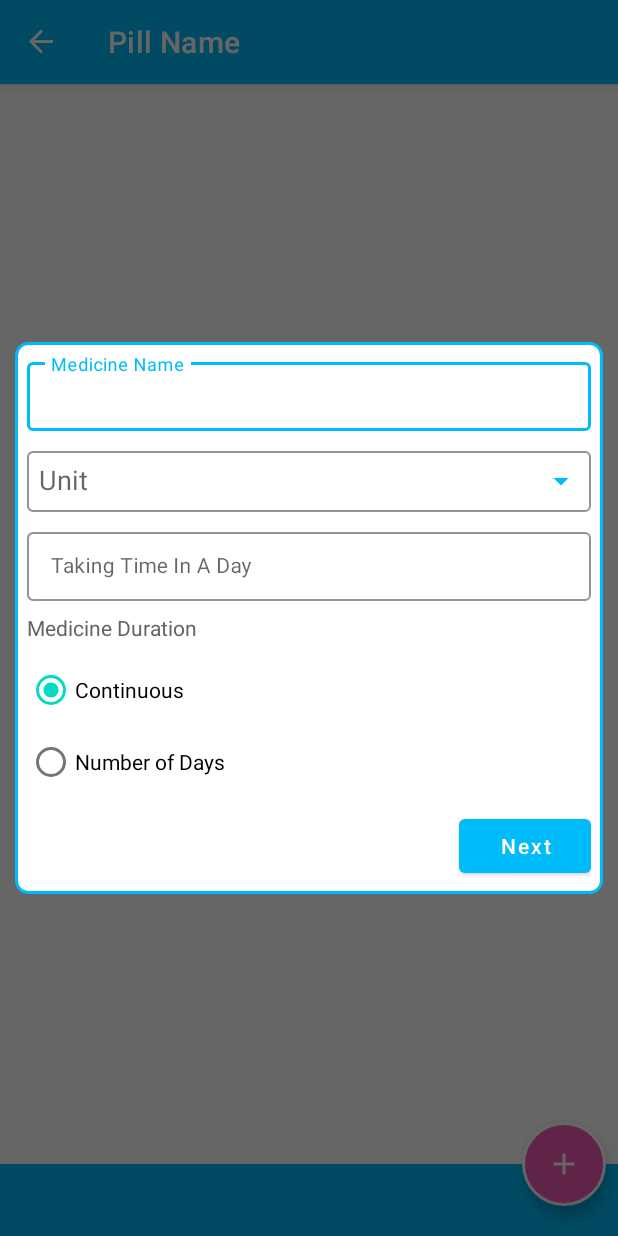
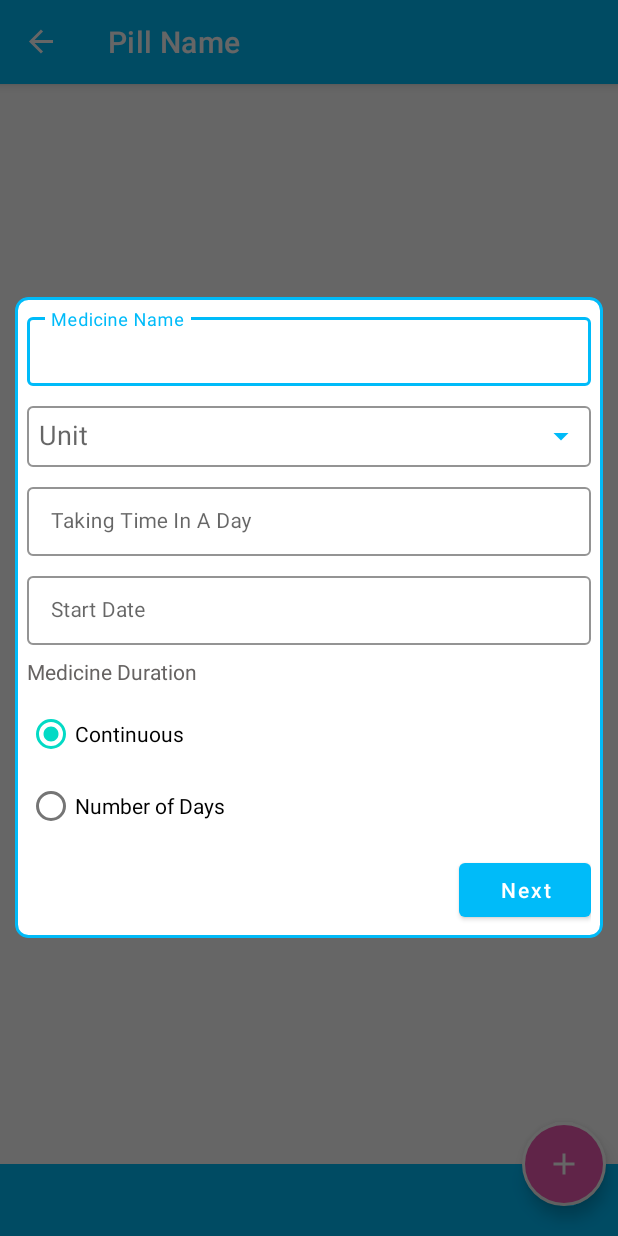
Before and after one commit to Al-AminJoy/PillReminder, an Android app: the PillNameDialogFragment screen opened through its navigation route, on a phone screen of 412 x 824 dp. Run offline under Robolectric (Android 15) with nearby library versions, the phone set to English and light mode, and no system bars; our stand-ins replace data binding, navigation-ui.

Commit message:
Date Picker Added

```diff
--- a/app/src/main/res/layout/fragment_pill_name_dialog.xml
+++ b/app/src/main/res/layout/fragment_pill_name_dialog.xml
@@ -19,6 +19,10 @@
         <variable
             name="pillViewModel"
             type="PillViewModel" />
+
+        <variable
+            name="startClickListener"
+            type="OnClickListener" />
 
         <variable
             name="continuousClickListener"
@@ -116,6 +120,33 @@
 
         </com.google.android.material.textfield.TextInputLayout>
 
+        <com.google.android.material.textfield.TextInputLayout
+            android:id="@+id/layoutStartTime"
+            android:layout_width="match_parent"
+            android:layout_height="wrap_content"
+            app:layout_constraintStart_toStartOf="parent"
+            app:layout_constraintEnd_toEndOf="parent"
+            app:layout_constraintTop_toBottomOf="@id/layoutTakingTime"
+            android:layout_marginTop="@dimen/app_margin"
+            android:background="@color/white"
+            android:hint="Start Date"
+            app:boxStrokeColor="@color/theme_color"
+            app:hintTextColor="@color/theme_color"
+            style="@style/Widget.MaterialComponents.TextInputLayout.OutlinedBox.Dense">
+
+            <com.google.android.material.textfield.TextInputEditText
+                android:id="@+id/txtStartDate"
+                android:layout_width="match_parent"
+                android:layout_height="wrap_content"
+                android:singleLine="true"
+                android:focusable="false"
+                android:onClick="@{startClickListener}"
+                android:textCursorDrawable="@color/Ash_Gray"
+                android:textColor="@color/Ash_Gray"
+                android:textSize="@dimen/textSizeM"/>
+
+        </com.google.android.material.textfield.TextInputLayout>
+
         <TextView
             android:id="@+id/txtDurationTitle"
             android:layout_width="match_parent"
@@ -127,7 +158,7 @@
             android:textSize="@dimen/textSizeM"
             android:layout_marginTop="@dimen/app_margin"
             android:textColor="@color/Ash_Gray"
-            app:layout_constraintTop_toBottomOf="@id/layoutTakingTime"/>
+            app:layout_constraintTop_toBottomOf="@id/layoutStartTime"/>
 
         <RadioGroup
             android:id="@+id/radioGroupSchedule"
```
Also changed, not shown: app/src/main/java/com/alamin/pillreminder/view/dialog/PillNameDialogFragment.kt (+33 -0 lines), app/src/main/java/com/alamin/pillreminder/view/fragment/ScheduleFragment.kt (+26 -4 lines).
